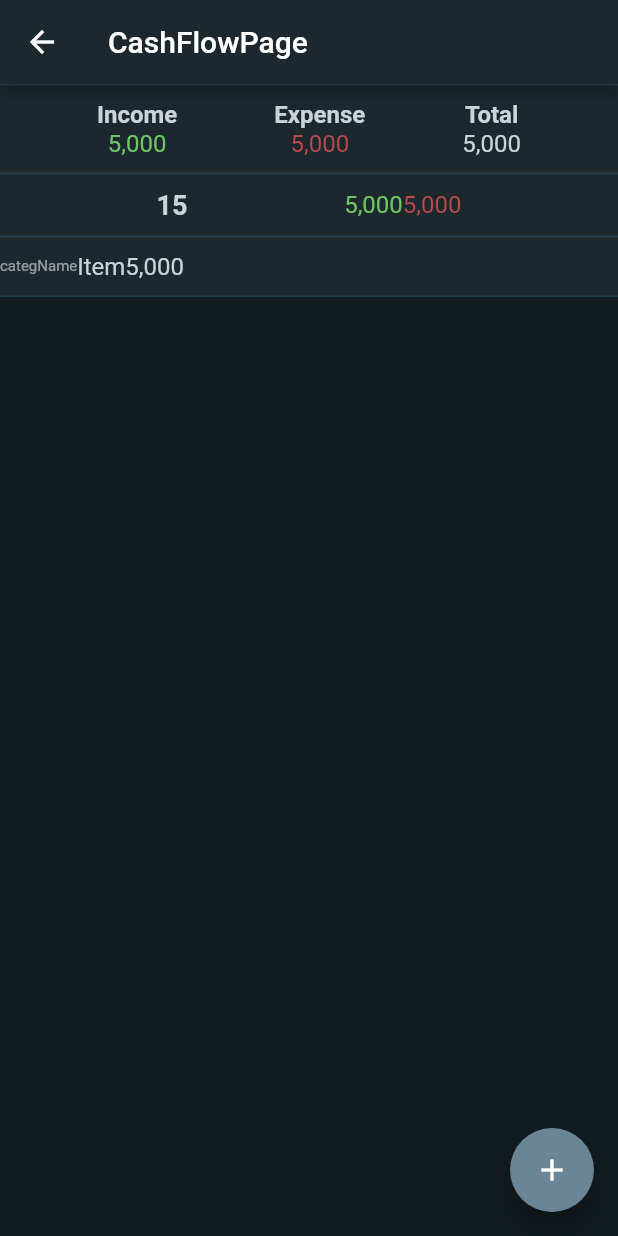
After one commit to spadrejuan/budget-bayani, a Flutter app: the screen it shows after launch, after a tap on "Cash Flow Logs", on a phone screen of 412 x 824 dp. The commit adds this screen. Run offline on Flutter 3.47's test engine with Material 2 defaults, Android fonts, the phone set to English and light mode, and no system bars; missing offline and left inert: dart:html.

Commit message:
basic cash flow tracking page added

```diff
--- a/budget_bayani/lib/components/menu_bar.dart
+++ b/budget_bayani/lib/components/menu_bar.dart
@@ -27,7 +27,7 @@ class NavigationDrawer extends StatelessWidget {
             onPressed: () {
               Navigator.pop(context);
               Navigator.of(context).pushReplacement(MaterialPageRoute(
-                builder: (context) => const LandingPage(),
+                builder: (context) => const MyApp(),
               ));
             }
           ),
@@ -43,7 +43,7 @@ class NavigationDrawer extends StatelessWidget {
             onTap: () {
               Navigator.pop(context);
               Navigator.of(context).pushReplacement(MaterialPageRoute(
-                builder: (context) => const LandingPage(),
+                builder: (context) => const MyApp(),
               ));
             }
           ),
@@ -52,7 +52,7 @@ class NavigationDrawer extends StatelessWidget {
               onTap: () {
                 Navigator.pop(context);
                 Navigator.of(context).pushReplacement(MaterialPageRoute(
-                  builder: (context) => const LandingPage(),
+                  builder: (context) => const MyApp(),
                 ));
               }
           ),
@@ -61,7 +61,7 @@ class NavigationDrawer extends StatelessWidget {
               onTap: () {
                 Navigator.pop(context);
                 Navigator.of(context).pushReplacement(MaterialPageRoute(
-                  builder: (context) => const LandingPage(),
+                  builder: (context) => const MyApp(),
                 ));
               }
           ),
--- a/budget_bayani/lib/main.dart
+++ b/budget_bayani/lib/main.dart
@@ -1,18 +1,38 @@
+import 'package:budget_bayani/screens/cash_flow_tracking_page.dart';
 import 'package:flutter/material.dart';
 
 void main() {
-  runApp(const LandingPage());
+  runApp(const MyApp());
+}
+
+class MyApp extends StatelessWidget {
+  const MyApp({super.key});
+  @override
+  Widget build(BuildContext context) {
+    return MaterialApp(
+      home: LandingPage(),
+    );
+  }
 }
 
 class LandingPage extends StatelessWidget {
-  const LandingPage({super.key});
   @override
   Widget build(BuildContext context) {
-    return const MaterialApp(
-      home: Scaffold(
-        drawer: NavigationDrawer(children: [],),
-        body: Center(
-          child: Text('Hello World!'),
+    return Scaffold(
+      drawer: NavigationDrawer(children: [],),
+      appBar: AppBar(
+        title: Text('Home Page'),
+      ),
+      body: Center(
+        child: ElevatedButton(
+          onPressed: () {
+            // Navigate to CashFlowPage, pang test lang
+            Navigator.push(
+              context,
+              MaterialPageRoute(builder: (context) => CashFlowPage()),
+            );
+          },
+          child: Text('Cash Flow Logs'),
         ),
       ),
     );
--- /dev/null
+++ b/budget_bayani/lib/screens/cash_flow_tracking_page.dart
@@ -0,0 +1,254 @@
+import 'package:flutter/material.dart';
+
+//TODO Change back to menu bar
+//Di ko alam if kailangan palitan yung process ng pagchange ng page
+class CashFlowPage extends StatelessWidget {
+  @override
+  Widget build(BuildContext context) {
+    return Scaffold(
+      appBar: AppBar(
+        title: Text('CashFlowPage'),
+        backgroundColor: AppColors.PanelBGColor,
+      ),
+      body: SingleChildScrollView(
+        child: Column (
+          //child: Text('This is the CashFlowPage'),
+          crossAxisAlignment: CrossAxisAlignment.stretch,
+          children: [
+            MonthlySummary,
+            DailyDates,
+            DailyLogs(0),
+          ],
+        )
+      ),
+      backgroundColor: AppColors.BGColor,
+      floatingActionButton: FloatingActionButton(
+        onPressed: (){
+          //Add functionlity here
+        },
+        child: Icon(Icons.add),
+        backgroundColor: AppColors.AddButtonColor,
+      ),
+    );
+  }
+}
+
+
+//TODO Header na Month and year
+//Baka sa appbar na rin ilalagay
+Widget MonthYear = Container(
+
+);
+
+//TODO Try to convert to sticky
+Widget MonthlySummary = Container(
+  padding: EdgeInsets.only(top:10, bottom: 10),
+  //margin: EdgeInsets.only(bottom:5),
+  decoration: BoxDecoration(
+    color: AppColors.PanelBGColor,
+    border: Border(
+      top: BorderSide(color: AppColors.StrokeColor, width:1),
+      bottom: BorderSide(color: AppColors.StrokeColor, width:1),
+    )
+  ),
+  child: const Row(
+    //Income / Expense / Total
+    mainAxisAlignment: MainAxisAlignment.spaceEvenly,
+    children: [
+      //For Income
+      Column(
+        children: [
+          Text(
+            'Income',
+            style:TextStyle(
+              fontSize: 16,
+              fontWeight: FontWeight.bold,
+                color: AppColors.TextColor
+            ),
+          ),
+          Text(
+            '5,000',
+            style: TextStyle(
+              fontSize: 16,
+              fontWeight: FontWeight.normal,
+                color: AppColors.IncomeColor
+            ),
+          ),
+        ]
+      ),
+      //For Expense
+      Column(
+          children: [
+            Text(
+              'Expense',
+              style:TextStyle(
+                fontSize: 16,
+                fontWeight: FontWeight.bold,
+                  color: AppColors.TextColor
+              ),
+            ),
+            Text(
+              '5,000',
+              style: TextStyle(
+                fontSize: 16,
+                fontWeight: FontWeight.normal,
+                  color: AppColors.ExpenseColor
+              ),
+            ),
+          ]
+      ),
+      //For Total
+      Column(
+          children: [
+            Text(
+              'Total',
+              style:TextStyle(
+                fontSize: 16,
+                fontWeight: FontWeight.bold,
+                  color: AppColors.TextColor
+              ),
+            ),
+            Text(
+              '5,000', //retrieve from db
+              style: TextStyle(
+                fontSize: 16,
+                fontWeight: FontWeight.normal,
+                  color: AppColors.TextColor
+              ),
+            ),
+          ]
+      ),
+    ]
+  ),
+);
+
+Widget DailyDates = Container(
+  padding: EdgeInsets.only(top:10, bottom: 10),
+  decoration: BoxDecoration(
+      color: AppColors.PanelBGColor,
+      border: Border(
+        top: BorderSide(color: AppColors.StrokeColor, width:0),
+        bottom: BorderSide(color: AppColors.StrokeColor, width:1),
+      )
+  ),
+  child: const Row(
+      mainAxisAlignment: MainAxisAlignment.spaceEvenly,
+      children: [
+      //Date
+      Row(
+        mainAxisAlignment: MainAxisAlignment.center,
+        children: [
+          Text(
+            '15',
+            style:TextStyle(
+              fontSize: 18,
+              fontWeight: FontWeight.bold,
+              color: AppColors.TextColor
+            )
+          )
+        ],
+      ),
+      Row(
+        mainAxisAlignment: MainAxisAlignment.spaceEvenly,
+        children:[
+          //Income
+          Row(
+            mainAxisAlignment: MainAxisAlignment.center,
+            children: [
+              Text(
+                '5,000', //retrieve from db
+                style: TextStyle(
+                    fontSize: 16,
+                    fontWeight: FontWeight.normal,
+                    color: AppColors.IncomeColor
+                ),
+              ),
+            ],
+          ),
+          //Expense
+          Row(
+            mainAxisAlignment: MainAxisAlignment.center,
+            children: [
+              Text(
+                '5,000', //retrieve from db
+                style: TextStyle(
+                    fontSize: 16,
+                    fontWeight: FontWeight.normal,
+                    color: AppColors.ExpenseColor
+                ),
+              ),
+            ],
+          ),
+        ],
+      ),
+
+    ],
+  ),
+);
+
+//TODO Compiles DailyLogs
+//Di ko pa maisip paano magretrieve from db
+Widget DailyLogsContainer = Container ();
+//Skeleton
+//Text Color relative to category
+Widget DailyLogs(number) => Container(
+    padding: EdgeInsets.only(top:10, bottom: 10),
+    margin: EdgeInsets.only(bottom:5),
+    decoration: BoxDecoration(
+        color: AppColors.PanelBGColor,
+        border: Border(
+          top: BorderSide(color: AppColors.StrokeColor, width:0),
+          bottom: BorderSide(color: AppColors.StrokeColor, width:1),
+        )
+    ),
+  child: Row(
+    children: [
+      //Category
+      Container(
+        child: const Text(
+          'categName',
+          style: TextStyle(
+            fontSize: 10,
+            color: Colors.white54,
+          )
+        )
+      ),
+      //Item Name
+      Container(
+        child: Text(
+          'Item',
+          style: TextStyle(
+            fontSize:16,
+            fontWeight: FontWeight.normal,
+            color: AppColors.TextColor
+          )
+        )
+      ),
+      //Amount
+      Container(
+        child: Text(
+          '5,000',
+          style: TextStyle(
+              fontSize: 16,
+              fontWeight: FontWeight.normal,
+              color: AppColors.TextColor
+          ),
+        )
+      ),
+    ],
+  )
+);
+
+Widget AddEntry = Container(
+
+);
+
+class AppColors{
+  static const Color BGColor = Color(0xff121B1F);
+  static const Color PanelBGColor = Color(0xff1C282E);
+  static const Color StrokeColor = Color(0xff273F4B);
+  static const Color TextColor = Color(0xffCCD3D9);
+  static const Color IncomeColor = Color(0xff6FC561);
+  static const Color ExpenseColor = Color(0xffBC4A4A);
+  static const Color AddButtonColor = Color(0xff6A8595);
+}
```
Also changed, not shown: budget_bayani/lib/screens/adding_entries.dart (added).
